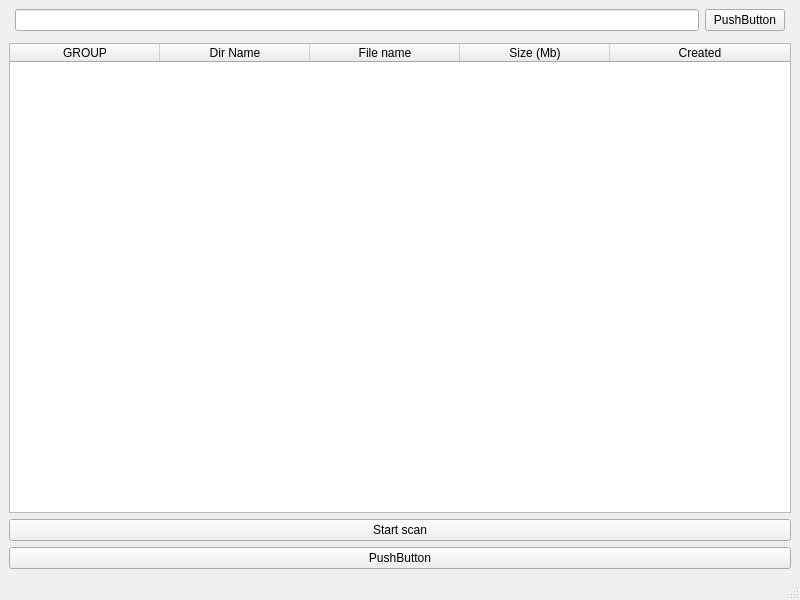
The window that mainwindow.ui (evgeneh/files_scaner) describes before a commit, drawn with Qt 5.
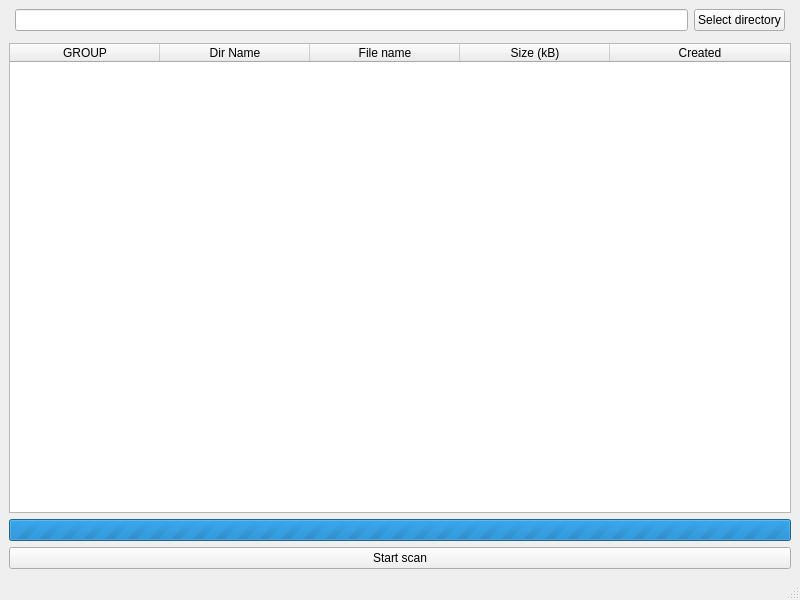
The same window after the commit. Icons and pictures are not drawn.

Patch:
```diff
--- a/mainwindow.ui
+++ b/mainwindow.ui
@@ -31,7 +31,7 @@
         <item>
          <widget class="QPushButton" name="pushButton_2">
           <property name="text">
-           <string>PushButton</string>
+           <string>Select directory</string>
           </property>
          </widget>
         </item>
@@ -86,7 +86,7 @@
         </column>
         <column>
          <property name="text">
-          <string>Size (Mb)</string>
+          <string>Size (kB)</string>
          </property>
         </column>
         <column>
@@ -97,19 +97,25 @@
        </widget>
       </item>
       <item>
-       <widget class="QPushButton" name="pushButton">
+       <widget class="QProgressBar" name="progressBar">
+        <property name="maximum">
+         <number>0</number>
+        </property>
+        <property name="value">
+         <number>-1</number>
+        </property>
+        <property name="format">
+         <string>Идёт загрузка</string>
+        </property>
+       </widget>
+      </item>
+      <item>
+       <widget class="QPushButton" name="pushButtonStart">
         <property name="text">
          <string>Start scan</string>
         </property>
        </widget>
       </item>
-      <item>
-       <widget class="QPushButton" name="pushButton_3">
-        <property name="text">
-         <string>PushButton</string>
-        </property>
-       </widget>
-      </item>
      </layout>
     </item>
    </layout>
```
Left out of the diff: 6 changed lines with no effect on the pictures.
